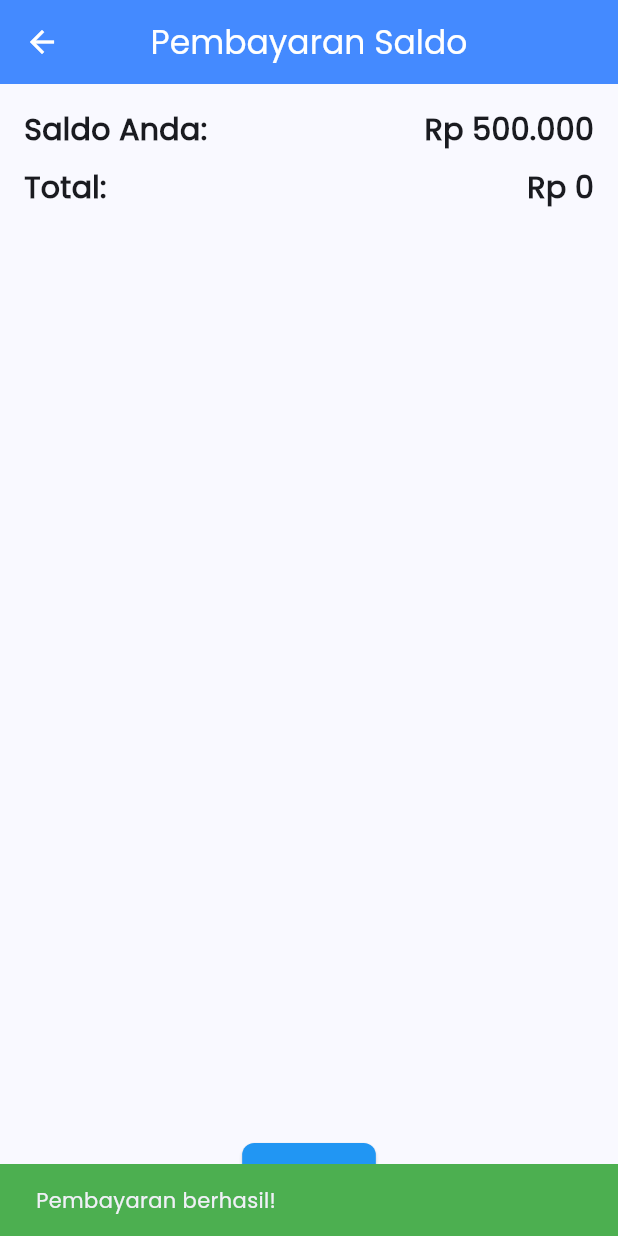
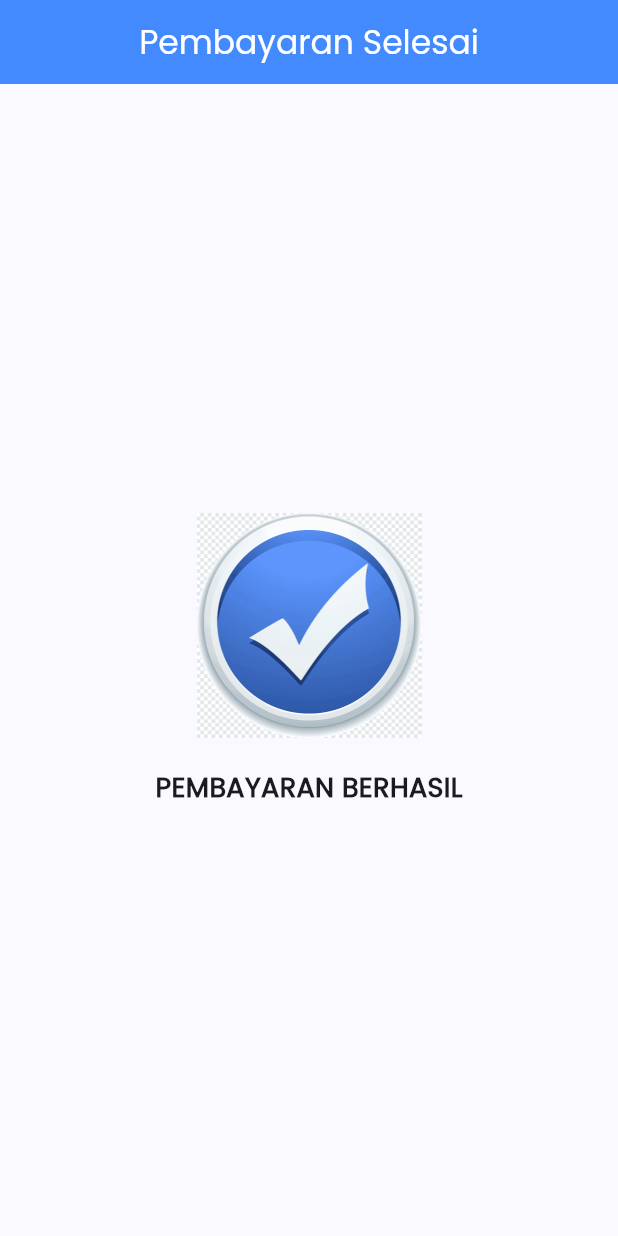
Before and after one commit to MarKarl30/UTS_MobileProg, a Flutter app: the SaldoPaymentScreen screen opened directly with empty values, after a tap on "Bayar", on a phone screen of 412 x 824 dp. Run offline on Flutter 3.47's test engine with Material 3 defaults, Android fonts, the phone set to English and light mode, and no system bars; our stand-ins replace cloud_firestore, contacts_service, firebase_auth, firebase_core, flutter_credit_card, flutter_secure_storage and 5 more; missing offline and left inert: mobile_scanner; accounts and stored records are empty; network calls fail.

```diff
--- /dev/null
+++ b/lib/payment/payment_success_screen.dart
@@ -0,0 +1,53 @@
+import 'package:flutter/material.dart';
+import 'package:midterm_project/widgets/navigation.dart'; // Pastikan impor ini ada
+
+class PaymentSuccessScreen extends StatefulWidget {
+  @override
+  _PaymentSuccessScreenState createState() => _PaymentSuccessScreenState();
+}
+
+class _PaymentSuccessScreenState extends State<PaymentSuccessScreen> {
+  @override
+  void initState() {
+    super.initState();
+    Future.delayed(Duration(seconds: 3), () {
+      Navigator.pushReplacement(
+        context,
+        MaterialPageRoute(builder: (context) => const Navigation()),
+      ); // Kembali ke layar home_screen
+    });
+  }
+
+  @override
+  Widget build(BuildContext context) {
+    return Scaffold(
+      appBar: AppBar(
+        title: Text(
+          'Pembayaran Selesai',
+          style: TextStyle(color: Colors.white),
+        ),
+        centerTitle: true,
+        backgroundColor: Colors.blueAccent,
+        automaticallyImplyLeading: false,
+        iconTheme: IconThemeData(color: Colors.white),
+      ),
+      body: Center(
+        child: Column(
+          mainAxisAlignment: MainAxisAlignment.center,
+          children: [
+            Image.asset(
+              'assets/images/payment/centang.png', // Pastikan path gambar benar
+              height: 150,
+              width: 150,
+            ),
+            SizedBox(height: 20),
+            Text(
+              'PEMBAYARAN BERHASIL',
+              style: TextStyle(fontSize: 18, fontWeight: FontWeight.bold),
+            ),
+          ],
+        ),
+      ),
+    );
+  }
+}
--- a/lib/payment/pendidikan_screen.dart
+++ b/lib/payment/pendidikan_screen.dart
@@ -24,7 +24,7 @@ class PendidikanScreen extends StatelessWidget {
           style: TextStyle(color: Colors.white),
         ),
         centerTitle: true,
-        backgroundColor: Colors.blueAccent,
+        backgroundColor: Colors.blueAccent, // Mengubah warna latar belakang
         iconTheme:
             IconThemeData(color: Colors.white), // Mengubah warna ikon kembali
       ),
--- a/lib/payment/saldo_payment.dart
+++ b/lib/payment/saldo_payment.dart
@@ -1,5 +1,6 @@
 import 'package:flutter/material.dart';
 import 'package:intl/intl.dart'; // Tambahkan impor ini
+import 'package:midterm_project/payment/payment_success_screen.dart'; // Impor layar baru
 
 class SaldoPaymentScreen extends StatefulWidget {
   final double totalAmount;
@@ -69,28 +70,23 @@ class _SaldoPaymentScreenState extends State<SaldoPaymentScreen> {
             Center(
               child: ElevatedButton(
                 onPressed: () {
-                  setState(() {
                   if (currentBalance >= widget.totalAmount) {
-                      currentBalance -= widget.totalAmount;
-                      // Tampilkan notifikasi pembayaran berhasil
-                      ScaffoldMessenger.of(context).showSnackBar(
-                        SnackBar(
-                          content: Text('Pembayaran berhasil!'),
-                          backgroundColor: Colors.green,
-                          duration: Duration(seconds: 2),
+                    // Jika saldo cukup, navigasi ke layar sukses
+                    Navigator.pushReplacement(
+                      context,
+                      MaterialPageRoute(
+                        builder: (context) => PaymentSuccessScreen(),
                       ),
                     );
                   } else {
-                      // Tampilkan notifikasi pembayaran gagal
+                    // Jika saldo tidak cukup, tampilkan pesan kesalahan
                     ScaffoldMessenger.of(context).showSnackBar(
                       SnackBar(
-                          content: Text('Pembayaran gagal: Saldo tidak cukup'),
+                        content: Text('Pembayaran Gagal. Saldo tidak cukup'),
                         backgroundColor: Colors.red,
-                          duration: Duration(seconds: 2),
                       ),
                     );
                   }
-                  });
                 },
                 style: ElevatedButton.styleFrom(
                   backgroundColor: Colors.blue,
--- a/lib/screens/home_screen.dart
+++ b/lib/screens/home_screen.dart
@@ -31,6 +31,7 @@ class HomeScreen extends StatelessWidget {
           SliverAppBar(
             toolbarHeight: 65,
             backgroundColor: Colors.blueAccent,
+            automaticallyImplyLeading: false,
             title: const SizedBox(
               height: 55,
               child: Align(
--- a/pubspec.yaml
+++ b/pubspec.yaml
@@ -183,6 +183,9 @@ flutter:
 
     #profile
     - assets/images/image.png
+
+    #Payment
+    - assets/images/payment/centang.png
   #   - family: Trajan Pro
   #     fonts:
   #       - asset: fonts/TrajanPro.ttf
```
Also changed, not shown: assets/images/payment/centang.png (added). Lines whose indentation alone changed are shown as unchanged.
